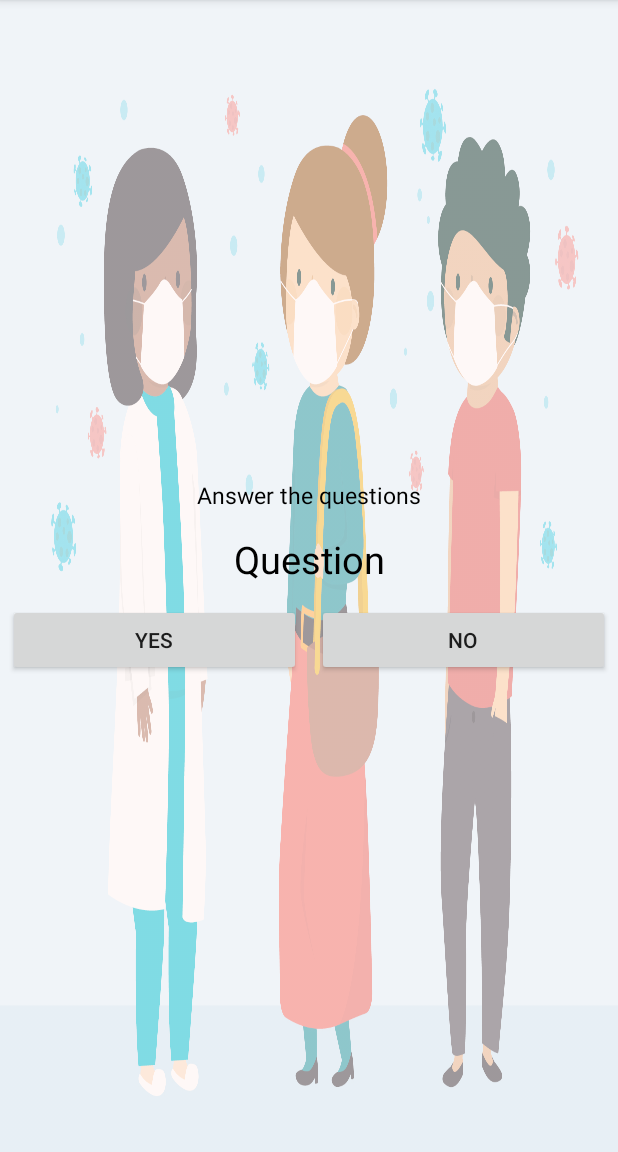
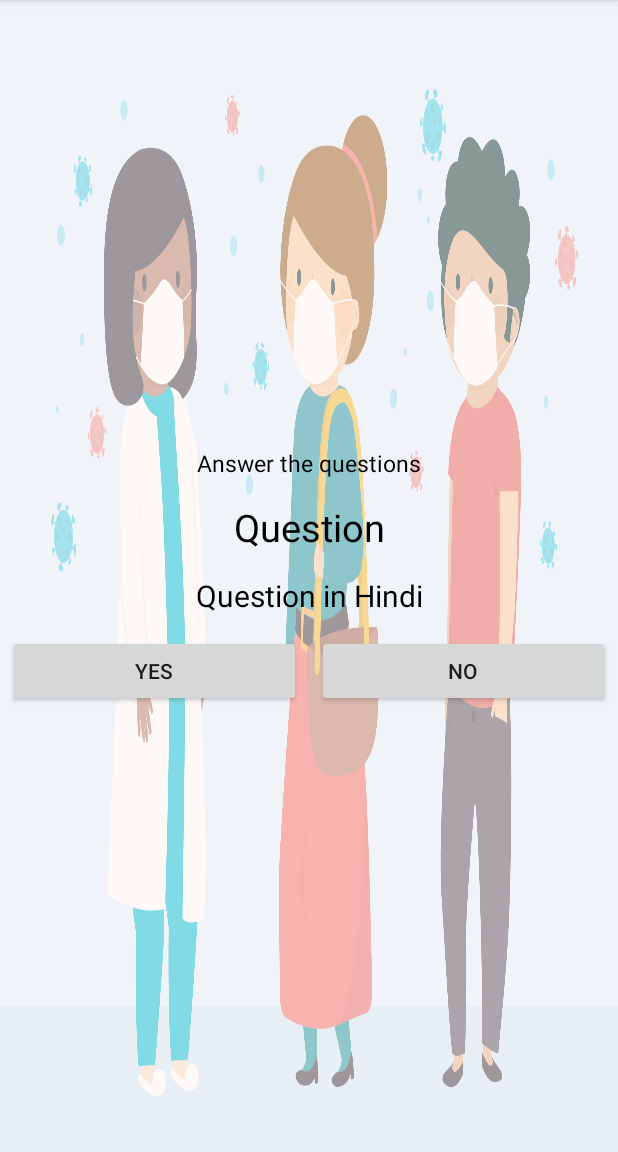
Before and after one commit to AS-AmanSinghal/LiveCorona, an Android app: the QuestionActivity screen opened directly, with no data from a screen before it, on a phone screen of 412 x 824 dp, the part 84-1236 px from its top. Run offline under Robolectric (Android 15) with nearby library versions, the phone set to English and light mode, and no system bars.

Commit message:
Changes in Question XML.

```diff
--- a/app/src/main/res/layout/activity_question.xml
+++ b/app/src/main/res/layout/activity_question.xml
@@ -1,6 +1,5 @@
 <?xml version="1.0" encoding="utf-8"?>
 <RelativeLayout xmlns:android="http://schemas.android.com/apk/res/android"
-    xmlns:app="http://schemas.android.com/apk/res-auto"
     xmlns:tools="http://schemas.android.com/tools"
     android:layout_width="match_parent"
     android:layout_height="match_parent"
@@ -34,6 +33,15 @@
             android:textColor="@color/colorAccent"
             android:textSize="25sp"/>
 
+        <TextView
+            android:layout_width="match_parent"
+            android:layout_height="wrap_content"
+            android:gravity="center"
+            android:padding="7dp"
+            android:text="Question in Hindi"
+            android:textColor="@color/colorAccent"
+            android:textSize="20sp" />
+
         <LinearLayout
             android:layout_width="match_parent"
             android:layout_height="wrap_content">
@@ -53,4 +61,12 @@
                 android:text="NO"/>
         </LinearLayout>
     </LinearLayout>
+
+    <ProgressBar
+        android:layout_width="match_parent"
+        android:layout_height="wrap_content"
+        android:layout_centerInParent="true"
+        android:layout_centerHorizontal="true"
+        android:layout_centerVertical="true"
+        android:visibility="gone" />
 </RelativeLayout>
```
